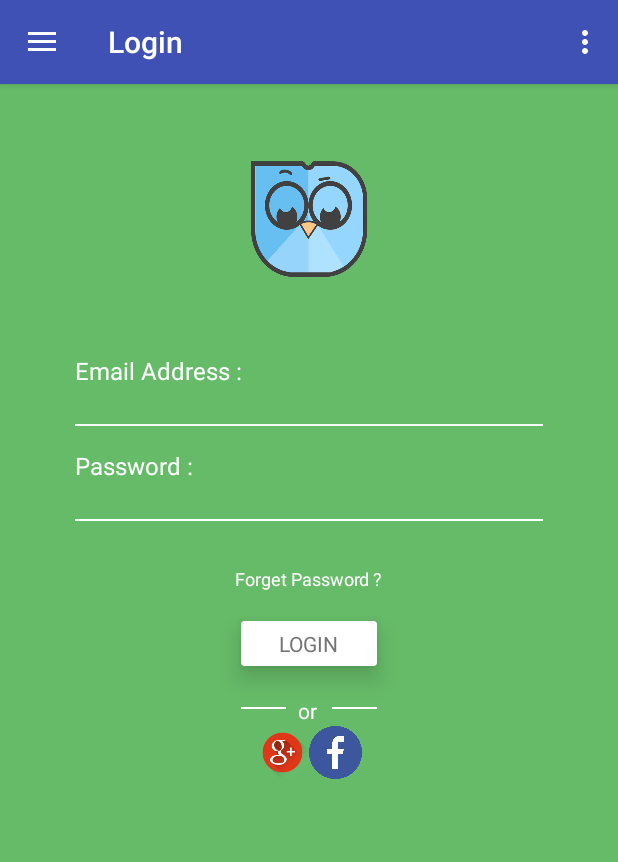
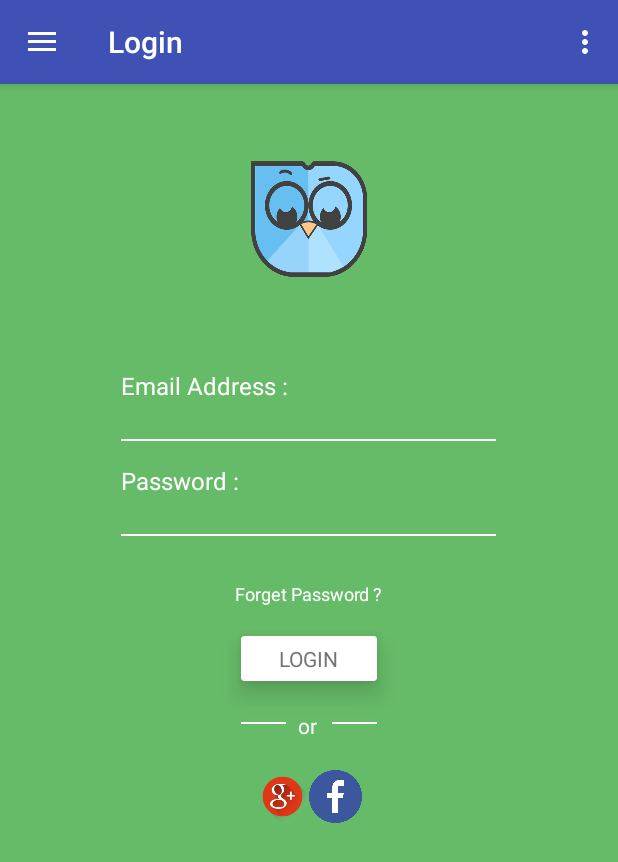
Before and after one commit to manitk12/Login, an Android app: the screen it shows after launch (MainActivity), on a phone screen of 412 x 824 dp. Shown: the top 862 px of the screen. Run offline under Robolectric (Android 15) with nearby library versions, the phone set to English and light mode, and no system bars.

Commit message:
Relative layout added on edittext and View  for border only

```diff
--- a/app/src/main/res/layout/content_main.xml
+++ b/app/src/main/res/layout/content_main.xml
@@ -23,28 +23,34 @@
 
 
 
-        <RelativeLayout
-            android:layout_width="match_parent"
-            android:layout_height="wrap_content"
-            android:layout_margin="50dp"
-            >
+
 
 
         <TextView
             android:id="@+id/text"
-                android:layout_width="match_parent"
+            android:layout_width="250dp"
             android:layout_height="wrap_content"
             android:text="Email Address :"
+
             android:textColor="@color/white"
             android:textSize="16sp"
+            android:layout_marginTop="60dp"
             android:textStyle="normal"
+            android:layout_marginStart="20dp"
+            android:layout_marginEnd="20dp"
             />
+
+        <RelativeLayout
+            android:layout_width="wrap_content"
+            android:layout_height="wrap_content"
+            >
 
             <EditText
                 android:id="@+id/edit"
-                android:layout_width="match_parent"
+                android:layout_width="250dp"
                 android:layout_height="wrap_content"
-                android:layout_below="@id/text"
+                android:layout_marginStart="20dp"
+                android:layout_marginEnd="20dp"
                 android:background="#00000000"
                 android:inputType="text|textEmailAddress"
                 android:textColor="@color/white"
@@ -52,7 +58,7 @@
 
             <View
                 android:id="@+id/view1"
-                android:layout_width="match_parent"
+                android:layout_width="wrap_content"
                 android:layout_height="1dp"
                 android:layout_alignEnd="@+id/edit"
                 android:layout_alignStart="@+id/edit"
@@ -60,28 +66,38 @@
                 android:background="@color/white"
                 />
 
-
+        </RelativeLayout>
 
 
         <TextView
             android:id="@+id/text1"
-                android:layout_width="match_parent"
+            android:layout_width="250dp"
             android:layout_height="wrap_content"
             android:layout_marginTop="15dp"
-                android:layout_below="@+id/view1"
+            android:layout_marginStart="20dp"
+            android:layout_marginEnd="20dp"
             android:text="Password :"
             android:textColor="@color/white"
             android:textSize="16sp"
             android:textStyle="normal"
             />
 
+
+        <RelativeLayout
+            android:layout_width="wrap_content"
+            android:layout_height="wrap_content"
+
+
+            >
+
             <EditText
                 android:id="@+id/edit1"
-                android:layout_width="match_parent"
+                android:layout_width="250dp"
                 android:layout_height="wrap_content"
-                android:layout_below="@+id/text1"
                 android:background="#00000000"
                 android:inputType="textPassword"
+                android:layout_marginStart="20dp"
+                android:layout_marginEnd="20dp"
                 android:textColor="@color/white"
                 />
 
@@ -96,15 +112,14 @@
                 />
 
 
-
+        </RelativeLayout>
 
 
         <TextView
             android:id="@+id/forget"
             android:layout_width="wrap_content"
             android:layout_height="wrap_content"
-                android:layout_below="@+id/view2"
-                android:layout_centerHorizontal="true"
+
             android:layout_marginTop="30dp"
             android:text="Forget Password ?"
             android:textColor="@color/white"
@@ -120,8 +135,6 @@
             android:id="@+id/login_cardView"
             android:layout_width="wrap_content"
             android:layout_height="wrap_content"
-                android:layout_below="@+id/forget"
-                android:layout_centerHorizontal="true"
             android:layout_marginBottom="20dp"
             android:layout_marginTop="20dp"
             app:cardBackgroundColor="@color/white"
@@ -150,8 +163,7 @@
             android:layout_width="wrap_content"
             android:layout_height="wrap_content"
             android:orientation="horizontal"
-                android:layout_below="@+id/login_cardView"
-                android:layout_centerHorizontal="true"
+
             >
 
             <View
@@ -187,8 +199,7 @@
             android:layout_width="wrap_content"
             android:layout_height="wrap_content"
             android:orientation="horizontal"
-                android:layout_below="@+id/login_cardView"
-                android:layout_centerHorizontal="true"
+
            >
 
 
@@ -214,7 +225,7 @@
 
         </LinearLayout>
 
-        </RelativeLayout>
+
 
 
 
```
Lines whose indentation alone changed are shown as unchanged.
